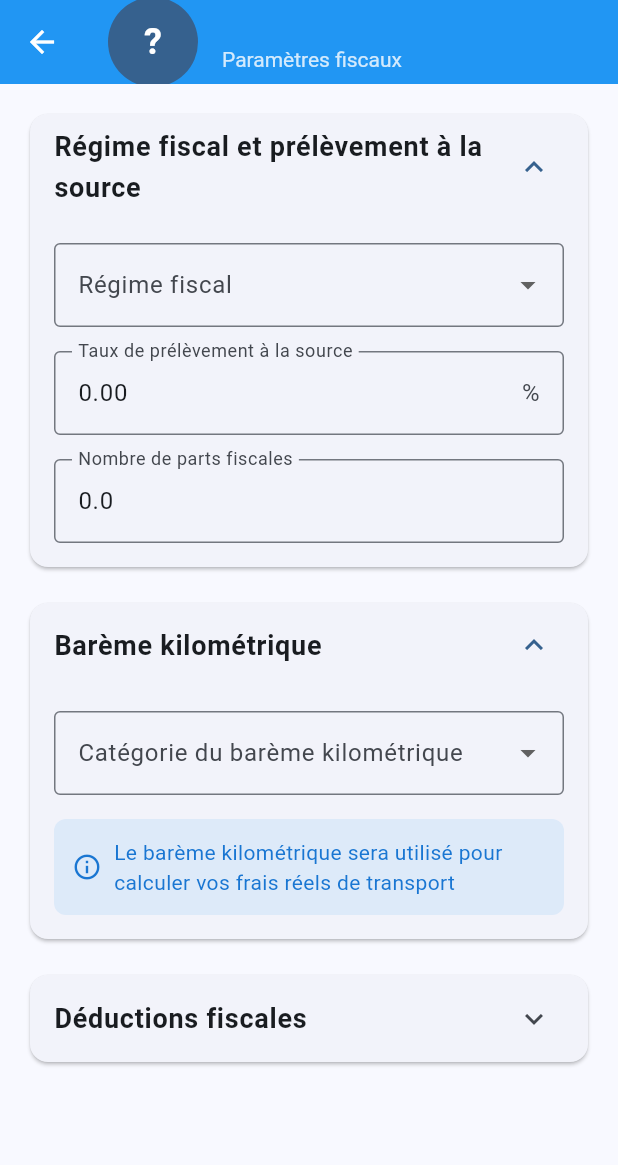
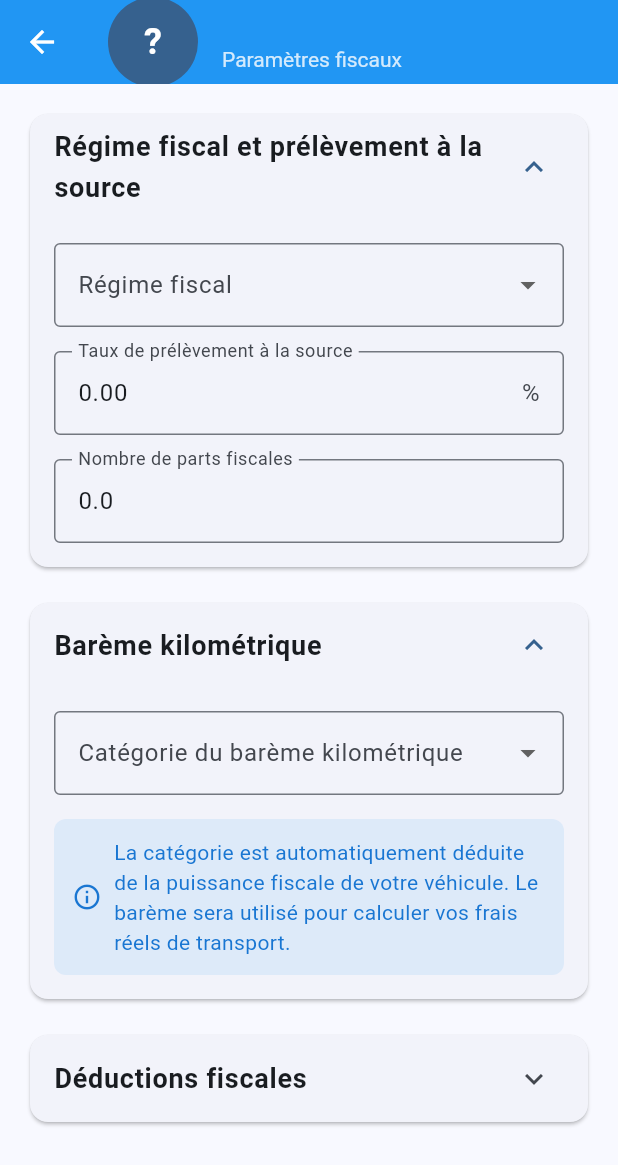
Before and after one commit to ShakaTry/job_cost, a Flutter app: the FiscalParametersScreen screen opened directly with empty values, after a tap on "Régime fiscal et prélèvement à la source", after a tap on "Barème kilométrique", on a phone screen of 412 x 824 dp. Shown: the top 1165 px of the screen. Run offline on Flutter 3.47's test engine with Material 3 defaults, Android fonts, the phone set to English and light mode, and no system bars; our stand-ins replace shared_preferences; accounts and stored records are empty.

Commit message:
fix: Améliorer la gestion du barème kilométrique dans Paramètres fiscaux
- Déduction automatique de la catégorie depuis la puissance fiscale du véhicule
- Mise à jour du message d'information pour clarifier le comportement
- Évite la duplication de données entre Transport et Paramètres fiscaux

🤖 Generated with [Claude Code](https://claude.ai/code)

Co-Authored-By: Claude <noreply@anthropic.com>

```diff
--- a/lib/screens/fiscal_parameters_screen.dart
+++ b/lib/screens/fiscal_parameters_screen.dart
@@ -54,8 +54,25 @@ class _FiscalParametersScreenState extends State<FiscalParametersScreen> {
     _withholdingRateController.text = _profile.withholdingRate?.toStringAsFixed(2) ?? '';
     _fiscalPartsController.text = _profile.fiscalParts?.toStringAsFixed(1) ?? '';
 
-    // Barème kilométrique
-    _mileageScaleCategory = _profile.mileageScaleCategory;
+    // Barème kilométrique - déduction automatique depuis la puissance fiscale du véhicule
+    if (_profile.mileageScaleCategory != null) {
+      _mileageScaleCategory = _profile.mileageScaleCategory;
+    } else {
+      // Déduire depuis la puissance fiscale si elle existe
+      final transport = _profile.transport;
+      if (transport != null && transport['fiscalPower'] != null) {
+        final fiscalPower = transport['fiscalPower'] as int;
+        if (fiscalPower <= 4) {
+          _mileageScaleCategory = '3-4 CV';
+        } else if (fiscalPower == 5) {
+          _mileageScaleCategory = '5 CV';
+        } else if (fiscalPower == 6) {
+          _mileageScaleCategory = '6 CV';
+        } else {
+          _mileageScaleCategory = '7 CV et plus';
+        }
+      }
+    }
     _deductibleCSGController.text = _profile.deductibleCSG?.toStringAsFixed(2) ?? '';
 
     // Autres déductions
@@ -284,7 +301,7 @@ class _FiscalParametersScreenState extends State<FiscalParametersScreen> {
                                 const SizedBox(width: 8),
                                 Expanded(
                                   child: Text(
-                                    'Le barème kilométrique sera utilisé pour calculer vos frais réels de transport',
+                                    'La catégorie est automatiquement déduite de la puissance fiscale de votre véhicule. Le barème sera utilisé pour calculer vos frais réels de transport.',
                                     style: TextStyle(
                                       color: Colors.blue[700],
                                       fontSize: 14,
```
